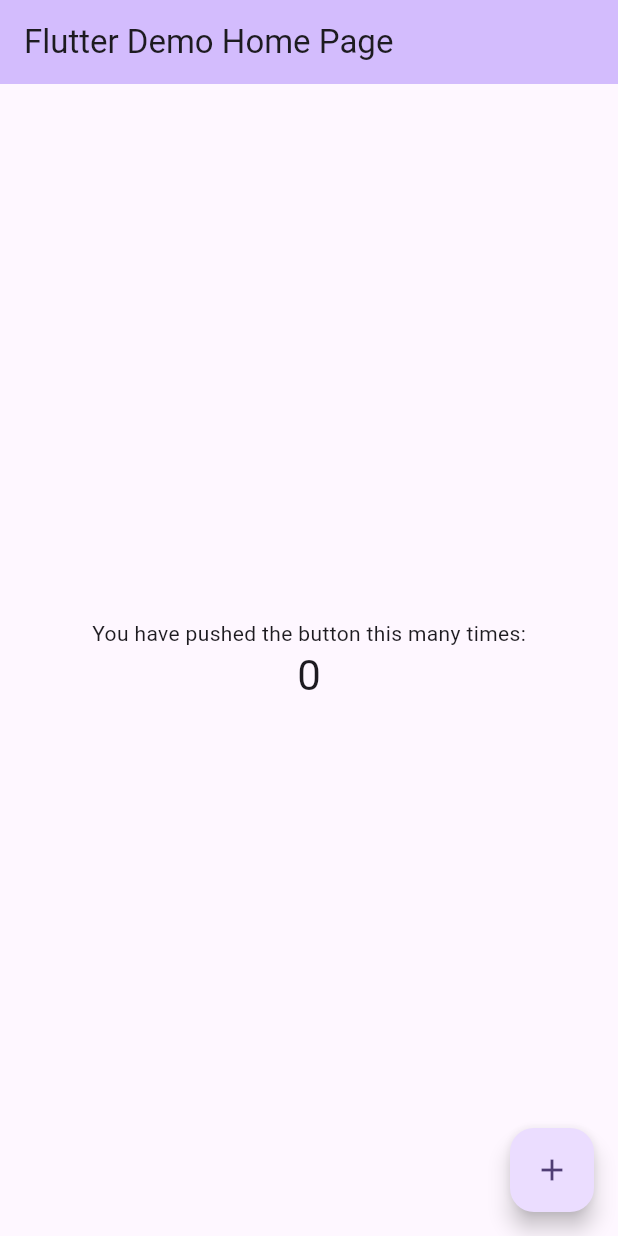
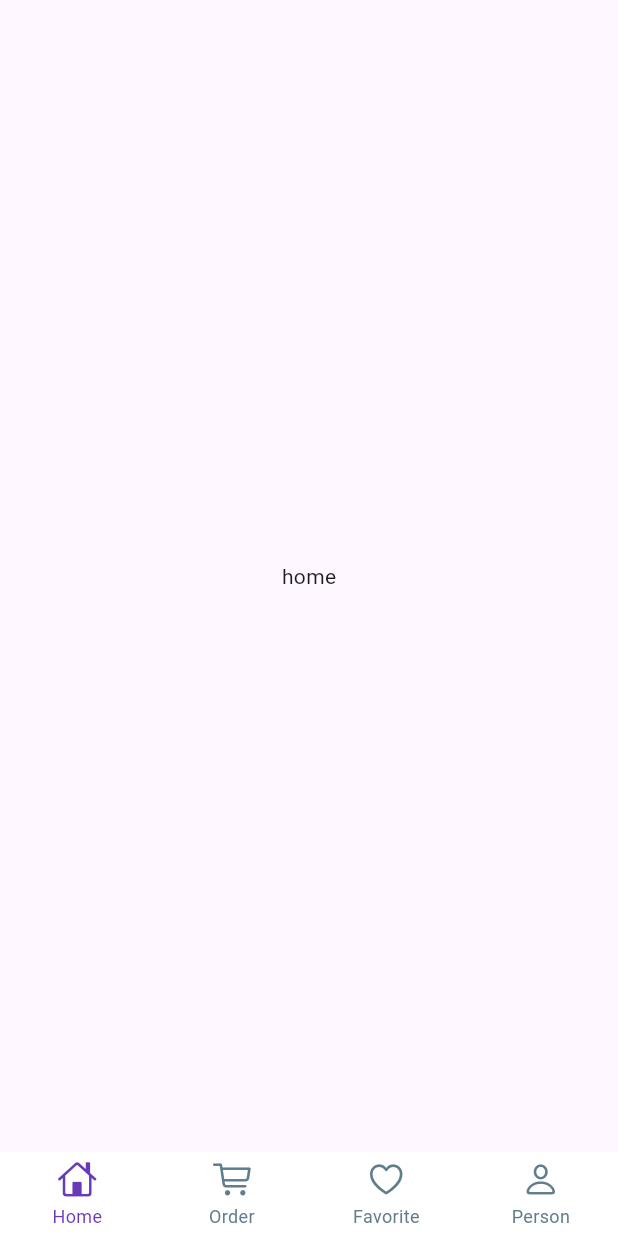
Before and after one commit to lbarsidati22/shop_online, a Flutter app: the screen it shows after launch, on a phone screen of 412 x 824 dp. Run offline on Flutter 3.47's test engine with Material 3 defaults, Android fonts, the phone set to English and light mode, and no system bars; drawn by our look-alikes of persistent_bottom_nav_bar.

Commit message:
nav bar done

```diff
--- a/lib/main.dart
+++ b/lib/main.dart
@@ -1,4 +1,7 @@
 import 'package:flutter/material.dart';
+import 'package:persistent_bottom_nav_bar/persistent_bottom_nav_bar.dart';
+import 'package:shop_online/views/pages/custtom_bottom_navBar.dart';
+import 'package:shop_online/views/pages/home_page.dart';
 
 void main() {
   runApp(const MyApp());
@@ -11,115 +14,13 @@
   @override
   Widget build(BuildContext context) {
     return MaterialApp(
-      title: 'Flutter Demo',
+      debugShowCheckedModeBanner: false,
+      title: 'Shop-Online',
       theme: ThemeData(
-        // This is the theme of your application.
-        //
-        // TRY THIS: Try running your application with "flutter run". You'll see
-        // the application has a purple toolbar. Then, without quitting the app,
-        // try changing the seedColor in the colorScheme below to Colors.green
-        // and then invoke "hot reload" (save your changes or press the "hot
-        // reload" button in a Flutter-supported IDE, or press "r" if you used
-        // the command line to start the app).
-        //
-        // Notice that the counter didn't reset back to zero; the application
-        // state is not lost during the reload. To reset the state, use hot
-        // restart instead.
-        //
-        // This works for code too, not just values: Most code changes can be
-        // tested with just a hot reload.
         colorScheme: ColorScheme.fromSeed(seedColor: Colors.deepPurple),
         useMaterial3: true,
       ),
-      home: const MyHomePage(title: 'Flutter Demo Home Page'),
+      home: const CusttomBottomNavbarPage(),
     );
   }
 }
-
-class MyHomePage extends StatefulWidget {
-  const MyHomePage({super.key, required this.title});
-
-  // This widget is the home page of your application. It is stateful, meaning
-  // that it has a State object (defined below) that contains fields that affect
-  // how it looks.
-
-  // This class is the configuration for the state. It holds the values (in this
-  // case the title) provided by the parent (in this case the App widget) and
-  // used by the build method of the State. Fields in a Widget subclass are
-  // always marked "final".
-
-  final String title;
-
-  @override
-  State<MyHomePage> createState() => _MyHomePageState();
-}
-
-class _MyHomePageState extends State<MyHomePage> {
-  int _counter = 0;
-
-  void _incrementCounter() {
-    setState(() {
-      // This call to setState tells the Flutter framework that something has
-      // changed in this State, which causes it to rerun the build method below
-      // so that the display can reflect the updated values. If we changed
-      // _counter without calling setState(), then the build method would not be
-      // called again, and so nothing would appear to happen.
-      _counter++;
-    });
-  }
-
-  @override
-  Widget build(BuildContext context) {
-    // This method is rerun every time setState is called, for instance as done
-    // by the _incrementCounter method above.
-    //
-    // The Flutter framework has been optimized to make rerunning build methods
-    // fast, so that you can just rebuild anything that needs updating rather
-    // than having to individually change instances of widgets.
-    return Scaffold(
-      appBar: AppBar(
-        // TRY THIS: Try changing the color here to a specific color (to
-        // Colors.amber, perhaps?) and trigger a hot reload to see the AppBar
-        // change color while the other colors stay the same.
-        backgroundColor: Theme.of(context).colorScheme.inversePrimary,
-        // Here we take the value from the MyHomePage object that was created by
-        // the App.build method, and use it to set our appbar title.
-        title: Text(widget.title),
-      ),
-      body: Center(
-        // Center is a layout widget. It takes a single child and positions it
-        // in the middle of the parent.
-        child: Column(
-          // Column is also a layout widget. It takes a list of children and
-          // arranges them vertically. By default, it sizes itself to fit its
-          // children horizontally, and tries to be as tall as its parent.
-          //
-          // Column has various properties to control how it sizes itself and
-          // how it positions its children. Here we use mainAxisAlignment to
-          // center the children vertically; the main axis here is the vertical
-          // axis because Columns are vertical (the cross axis would be
-          // horizontal).
-          //
-          // TRY THIS: Invoke "debug painting" (choose the "Toggle Debug Paint"
-          // action in the IDE, or press "p" in the console), to see the
-          // wireframe for each widget.
-          mainAxisAlignment: MainAxisAlignment.center,
-          children: <Widget>[
-            const Text(
-              'You have pushed the button this many times:',
-            ),
-            Text(
-              '$_counter',
-              style: Theme.of(context).textTheme.headlineMedium,
-            ),
-          ],
-        ),
-      ),
-      floatingActionButton: FloatingActionButton(
-        onPressed: _incrementCounter,
-        tooltip: 'Increment',
-        child: const Icon(Icons.add),
-      ), // This trailing comma makes auto-formatting nicer for build methods.
-    );
-  }
-}
--- /dev/null
+++ b/lib/views/pages/custtom_bottom_navBar.dart
@@ -0,0 +1,103 @@
+import 'package:flutter/cupertino.dart';
+import 'package:flutter/material.dart';
+import 'package:persistent_bottom_nav_bar/persistent_bottom_nav_bar.dart';
+import 'package:shop_online/views/pages/favorite_page.dart';
+import 'package:shop_online/views/pages/home_page.dart';
+import 'package:shop_online/views/pages/my_Orders_page.dart';
+import 'package:shop_online/views/pages/profile_page.dart';
+
+class CusttomBottomNavbarPage extends StatefulWidget {
+  const CusttomBottomNavbarPage({super.key});
+
+  @override
+  State<CusttomBottomNavbarPage> createState() =>
+      _CusttomBottomNavbarPageState();
+}
+
+class _CusttomBottomNavbarPageState extends State<CusttomBottomNavbarPage> {
+  late final PersistentTabController _controller;
+  @override
+  void initState() {
+    super.initState();
+    _controller = PersistentTabController();
+  }
+
+  List<PersistentBottomNavBarItem> navBarItems() {
+    return [
+      PersistentBottomNavBarItem(
+        inactiveColorPrimary: Colors.blueGrey,
+        activeColorPrimary: Colors.deepPurple,
+        icon: Icon(
+          CupertinoIcons.home,
+        ),
+        title: 'Home',
+      ),
+      PersistentBottomNavBarItem(
+        inactiveColorPrimary: Colors.blueGrey,
+        activeColorPrimary: Colors.deepPurple,
+        icon: Icon(
+          CupertinoIcons.shopping_cart,
+        ),
+        title: 'Order',
+      ),
+      PersistentBottomNavBarItem(
+        inactiveColorPrimary: Colors.blueGrey,
+        activeColorPrimary: Colors.deepPurple,
+        icon: Icon(
+          CupertinoIcons.heart,
+        ),
+        title: 'Favorite',
+      ),
+      PersistentBottomNavBarItem(
+        inactiveColorPrimary: Colors.blueGrey,
+        activeColorPrimary: Colors.deepPurple,
+        icon: Icon(
+          CupertinoIcons.person,
+        ),
+        title: 'Person',
+      )
+    ];
+  }
+
+  List<Widget> screens = [
+    HomePage(),
+    MyOrdersPage(),
+    FavoritePage(),
+    ProfilePage(),
+  ];
+  @override
+  Widget build(BuildContext context) {
+    return PersistentTabView(
+      context,
+      controller: _controller,
+      screens: screens,
+      items: navBarItems(),
+      handleAndroidBackButtonPress: true, // Default is true.
+      resizeToAvoidBottomInset:
+          true, // This needs to be true if you want to move up the screen on a non-scrollable screen when keyboard appears. Default is true.
+      stateManagement: true, // Default is true.
+      hideNavigationBarWhenKeyboardAppears: true,
+      // popBehaviorOnSelectedNavBarItemPress: PopActionScreensType.all,
+      padding: const EdgeInsets.only(top: 7, bottom: 5),
+      // backgroundColor: Colors.grey.shade900,
+      isVisible: true,
+      animationSettings: const NavBarAnimationSettings(
+        navBarItemAnimation: ItemAnimationSettings(
+          // Navigation Bar's items animation properties.
+          duration: Duration(milliseconds: 400),
+          curve: Curves.ease,
+        ),
+        screenTransitionAnimation: ScreenTransitionAnimationSettings(
+          // Screen transition animation on change of selected tab.
+          animateTabTransition: true,
+          duration: Duration(milliseconds: 200),
+          screenTransitionAnimationType: ScreenTransitionAnimationType.slide,
+        ),
+      ),
+      confineToSafeArea: true,
+      navBarHeight: kBottomNavigationBarHeight,
+      navBarStyle:
+          NavBarStyle.style6, // Choose the nav bar style with this property
+    );
+  }
+}
--- /dev/null
+++ b/lib/views/pages/favorite_page.dart
@@ -0,0 +1,12 @@
+import 'package:flutter/material.dart';
+
+class FavoritePage extends StatelessWidget {
+  const FavoritePage({super.key});
+
+  @override
+  Widget build(BuildContext context) {
+    return Center(
+      child: Text('Favorite'),
+    );
+  }
+}
--- /dev/null
+++ b/lib/views/pages/home_page.dart
@@ -0,0 +1,14 @@
+import 'package:flutter/material.dart';
+
+class HomePage extends StatelessWidget {
+  const HomePage({super.key});
+
+  @override
+  Widget build(BuildContext context) {
+    return Scaffold(
+      body: Center(
+        child: Text('home'),
+      ),
+    );
+  }
+}
--- /dev/null
+++ b/lib/views/pages/my_Orders_page.dart
@@ -0,0 +1,12 @@
+import 'package:flutter/material.dart';
+
+class MyOrdersPage extends StatelessWidget {
+  const MyOrdersPage({super.key});
+
+  @override
+  Widget build(BuildContext context) {
+    return Center(
+      child: Text('Orders Page'),
+    );
+  }
+}
--- /dev/null
+++ b/lib/views/pages/profile_page.dart
@@ -0,0 +1,12 @@
+import 'package:flutter/material.dart';
+
+class ProfilePage extends StatelessWidget {
+  const ProfilePage({super.key});
+
+  @override
+  Widget build(BuildContext context) {
+    return Center(
+      child: Text('ProfilePage'),
+    );
+  }
+}
--- a/pubspec.yaml
+++ b/pubspec.yaml
@@ -16,6 +16,7 @@ dependencies:
   cupertino_icons: ^1.0.8
   flutter_bloc: ^8.1.6
   bloc: ^8.1.4
+  persistent_bottom_nav_bar: ^6.2.1
 
 dev_dependencies:
   flutter_test:
```
Also changed, not shown: pubspec.lock.
